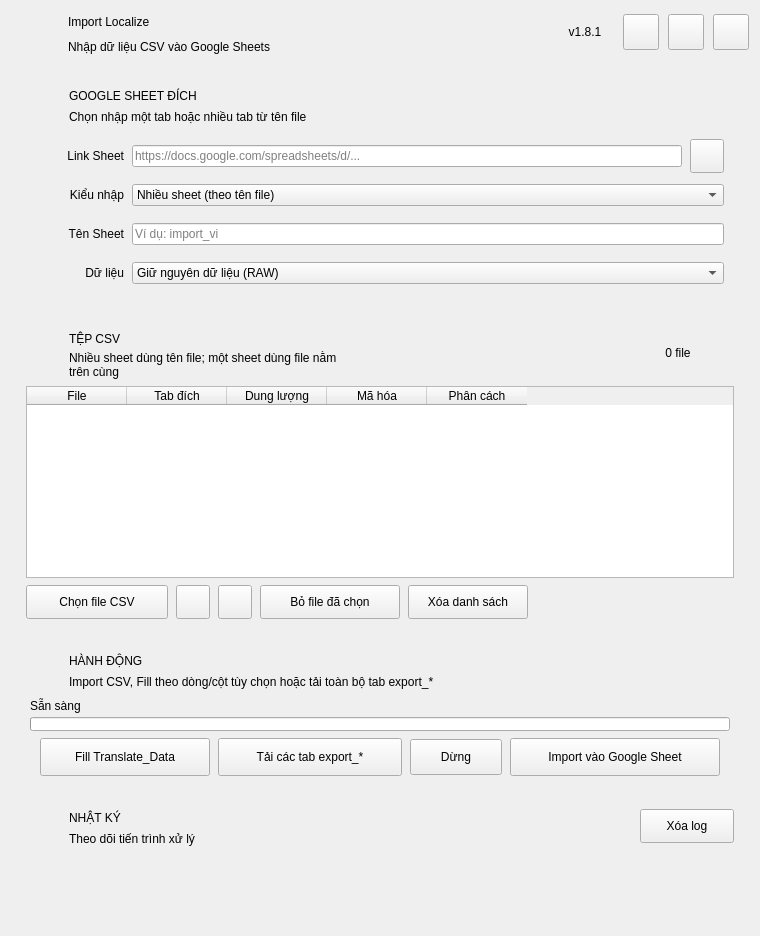
This is src/import_localize/ui/forms/main_window.ui in longnguy3n/Import-Localize as Qt 5 draws it before an edit. The edited form follows.
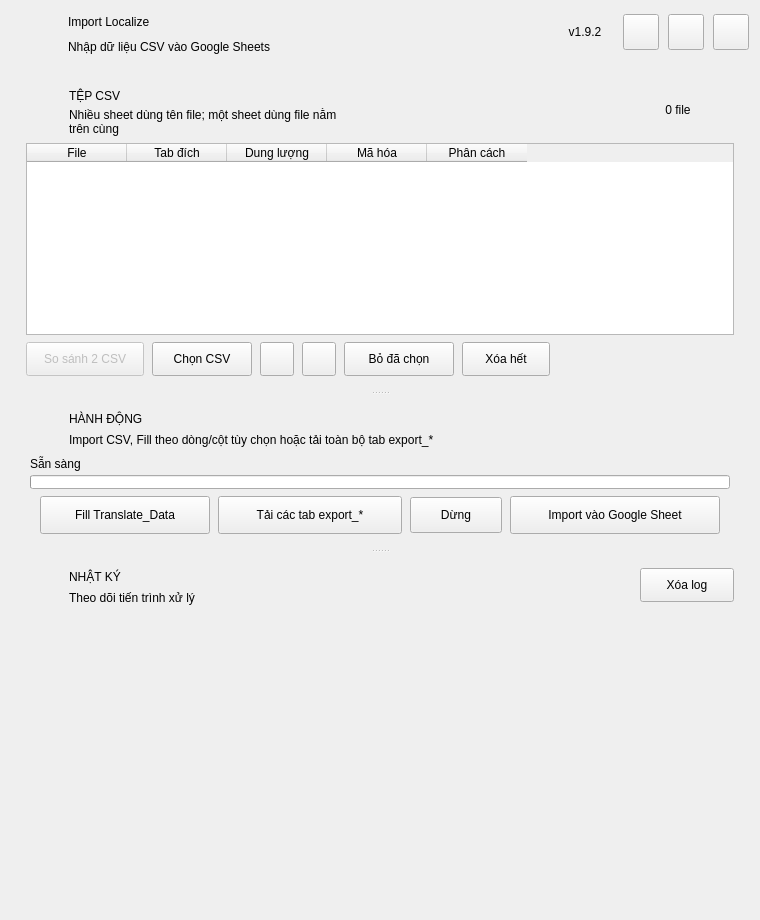
This is the edited form.

Commit message: add compare csv feature

The edit to the form file:
```diff
--- a/src/import_localize/ui/forms/main_window.ui
+++ b/src/import_localize/ui/forms/main_window.ui
@@ -175,7 +175,7 @@
          </size>
         </property>
         <property name="text">
-         <string>v1.8.1</string>
+         <string>v1.9.2</string>
         </property>
         <property name="alignment">
          <set>Qt::AlignmentFlag::AlignCenter</set>
@@ -270,52 +270,11 @@
        <number>12</number>
       </property>
       <item>
-       <widget class="QWidget" name="upperContent">
-        <property name="sizePolicy">
-         <sizepolicy hsizetype="Expanding" vsizetype="Fixed">
-          <horstretch>0</horstretch>
-          <verstretch>0</verstretch>
-         </sizepolicy>
-        </property>
-        <layout class="QVBoxLayout" name="upperLayout">
-         <property name="spacing">
-          <number>8</number>
-         </property>
-         <property name="leftMargin">
-          <number>0</number>
-         </property>
-         <property name="topMargin">
-          <number>0</number>
-         </property>
-         <property name="rightMargin">
-          <number>0</number>
-         </property>
-         <property name="bottomMargin">
-          <number>0</number>
-         </property>
-         <item>
-          <widget class="QWidget" name="topContainer">
-           <layout class="QGridLayout" name="topGrid">
-            <property name="horizontalSpacing">
-             <number>8</number>
-            </property>
-            <property name="verticalSpacing">
-             <number>8</number>
-            </property>
-            <property name="leftMargin">
-             <number>0</number>
-            </property>
-            <property name="topMargin">
-             <number>0</number>
-            </property>
-            <property name="rightMargin">
-             <number>0</number>
-            </property>
-            <property name="bottomMargin">
-             <number>0</number>
-            </property>
-            <item row="1" column="0" colspan="2">
-             <widget class="QFrame" name="filesCard">
+       <widget class="QSplitter" name="cardsSplitter">
+        <property name="orientation"><enum>Qt::Orientation::Vertical</enum></property>
+        <property name="childrenCollapsible"><bool>false</bool></property>
+        <property name="handleWidth"><number>9</number></property>
+<widget class="QFrame" name="filesCard">
               <property name="sizePolicy">
                <sizepolicy hsizetype="Expanding" vsizetype="Fixed">
                 <horstretch>0</horstretch>
@@ -499,16 +458,22 @@
                  <property name="spacing">
                   <number>8</number>
                  </property>
+                 <item><widget class="QPushButton" name="compareFilesButton">
+                  <property name="text"><string>So sánh 2 CSV</string></property>
+                  <property name="enabled"><bool>false</bool></property>
+                  <property name="minimumSize"><size><width>118</width><height>34</height></size></property>
+                  <property name="toolTip"><string>Chọn đúng 2 file bằng Ctrl/Shift. File ở trên là bản cũ, file ở dưới là bản mới; có thể đổi chiều.</string></property>
+                 </widget></item>
                  <item>
                   <widget class="QPushButton" name="addFilesButton">
                    <property name="minimumSize">
                     <size>
-                     <width>142</width>
+                     <width>100</width>
                      <height>34</height>
                     </size>
                    </property>
                    <property name="text">
-                    <string>Chọn file CSV</string>
+                    <string>Chọn CSV</string>
                    </property>
                   </widget>
                  </item>
@@ -560,12 +525,12 @@
                   <widget class="QPushButton" name="removeFilesButton">
                    <property name="minimumSize">
                     <size>
-                     <width>140</width>
+                     <width>110</width>
                      <height>34</height>
                     </size>
                    </property>
                    <property name="text">
-                    <string>Bỏ file đã chọn</string>
+                    <string>Bỏ đã chọn</string>
                    </property>
                   </widget>
                  </item>
@@ -573,12 +538,12 @@
                   <widget class="QPushButton" name="clearFilesButton">
                    <property name="minimumSize">
                     <size>
-                     <width>120</width>
+                     <width>88</width>
                      <height>34</height>
                     </size>
                    </property>
                    <property name="text">
-                    <string>Xóa danh sách</string>
+                    <string>Xóa hết</string>
                    </property>
                   </widget>
                  </item>
@@ -599,277 +564,7 @@
                </item>
               </layout>
              </widget>
-            </item>
-            <item row="0" column="0" colspan="2">
-             <widget class="QFrame" name="targetCard">
-              <property name="sizePolicy">
-               <sizepolicy hsizetype="Expanding" vsizetype="Fixed">
-                <horstretch>0</horstretch>
-                <verstretch>0</verstretch>
-               </sizepolicy>
-              </property>
-              <layout class="QVBoxLayout" name="targetCardLayout">
-               <property name="spacing">
-                <number>7</number>
-               </property>
-               <property name="leftMargin">
-                <number>14</number>
-               </property>
-               <property name="topMargin">
-                <number>10</number>
-               </property>
-               <property name="rightMargin">
-                <number>14</number>
-               </property>
-               <property name="bottomMargin">
-                <number>12</number>
-               </property>
-               <item>
-                <layout class="QHBoxLayout" name="targetHeaderLayout">
-                 <property name="spacing">
-                  <number>9</number>
-                 </property>
-                 <item>
-                  <widget class="QLabel" name="targetIconLabel">
-                   <property name="minimumSize">
-                    <size>
-                     <width>34</width>
-                     <height>34</height>
-                    </size>
-                   </property>
-                   <property name="maximumSize">
-                    <size>
-                     <width>34</width>
-                     <height>34</height>
-                    </size>
-                   </property>
-                   <property name="alignment">
-                    <set>Qt::AlignmentFlag::AlignCenter</set>
-                   </property>
-                  </widget>
-                 </item>
-                 <item>
-                  <layout class="QVBoxLayout" name="targetTitleLayout">
-                   <property name="spacing">
-                    <number>0</number>
-                   </property>
-                   <item>
-                    <widget class="QLabel" name="targetTitleLabel">
-                     <property name="minimumSize">
-                      <size>
-                       <width>0</width>
-                       <height>24</height>
-                      </size>
-                     </property>
-                     <property name="text">
-                      <string>GOOGLE SHEET ĐÍCH</string>
-                     </property>
-                    </widget>
-                   </item>
-                   <item>
-                    <widget class="QLabel" name="targetSubtitleLabel">
-                     <property name="minimumSize">
-                      <size>
-                       <width>0</width>
-                       <height>17</height>
-                      </size>
-                     </property>
-                     <property name="text">
-                      <string>Chọn nhập một tab hoặc nhiều tab từ tên file</string>
-                     </property>
-                     <property name="wordWrap">
-                      <bool>true</bool>
-                     </property>
-                    </widget>
-                   </item>
-                  </layout>
-                 </item>
-                </layout>
-               </item>
-               <item>
-                <widget class="QFrame" name="targetInnerPanel">
-                 <layout class="QGridLayout" name="targetGrid">
-                  <property name="horizontalSpacing">
-                   <number>8</number>
-                  </property>
-                  <property name="verticalSpacing">
-                   <number>5</number>
-                  </property>
-                  <property name="leftMargin">
-                   <number>10</number>
-                  </property>
-                  <property name="topMargin">
-                   <number>7</number>
-                  </property>
-                  <property name="rightMargin">
-                   <number>10</number>
-                  </property>
-                  <property name="bottomMargin">
-                   <number>7</number>
-                  </property>
-                  <item row="0" column="0">
-                   <widget class="QLabel" name="sheetUrlLabel">
-                    <property name="minimumSize">
-                     <size>
-                      <width>88</width>
-                      <height>34</height>
-                     </size>
-                    </property>
-                    <property name="maximumSize">
-                     <size>
-                      <width>88</width>
-                      <height>16777215</height>
-                     </size>
-                    </property>
-                    <property name="text">
-                     <string>Link Sheet</string>
-                    </property>
-                    <property name="alignment">
-                     <set>Qt::AlignmentFlag::AlignRight|Qt::AlignmentFlag::AlignVCenter</set>
-                    </property>
-                   </widget>
-                  </item>
-                  <item row="0" column="1">
-                   <widget class="QLineEdit" name="sheetUrlEdit">
-                    <property name="placeholderText">
-                     <string>https://docs.google.com/spreadsheets/d/...</string>
-                    </property>
-                   </widget>
-                  </item>
-                  <item row="0" column="2">
-                   <widget class="QPushButton" name="openSheetButton">
-                    <property name="minimumSize">
-                     <size>
-                      <width>34</width>
-                      <height>34</height>
-                     </size>
-                    </property>
-                    <property name="maximumSize">
-                     <size>
-                      <width>34</width>
-                      <height>34</height>
-                     </size>
-                    </property>
-                    <property name="text">
-                     <string />
-                    </property>
-                    <property name="toolTip">
-                     <string>Mở Google Sheet</string>
-                    </property>
-                   </widget>
-                  </item>
-                  <item row="1" column="0">
-                   <widget class="QLabel" name="targetModeLabel">
-                    <property name="minimumSize">
-                     <size>
-                      <width>88</width>
-                      <height>34</height>
-                     </size>
-                    </property>
-                    <property name="maximumSize">
-                     <size>
-                      <width>88</width>
-                      <height>16777215</height>
-                     </size>
-                    </property>
-                    <property name="text">
-                     <string>Kiểu nhập</string>
-                    </property>
-                    <property name="alignment">
-                     <set>Qt::AlignmentFlag::AlignRight|Qt::AlignmentFlag::AlignVCenter</set>
-                    </property>
-                   </widget>
-                  </item>
-                  <item row="1" column="1" colspan="2">
-                   <widget class="QComboBox" name="targetModeCombo">
-                    <item>
-                     <property name="text">
-                      <string>Nhiều sheet (theo tên file)</string>
-                     </property>
-                    </item>
-                    <item>
-                     <property name="text">
-                      <string>Một sheet (dùng file đầu tiên)</string>
-                     </property>
-                    </item>
-                   </widget>
-                  </item>
-                  <item row="2" column="0">
-                   <widget class="QLabel" name="singleSheetNameLabel">
-                    <property name="minimumSize">
-                     <size>
-                      <width>88</width>
-                      <height>34</height>
-                     </size>
-                    </property>
-                    <property name="maximumSize">
-                     <size>
-                      <width>88</width>
-                      <height>16777215</height>
-                     </size>
-                    </property>
-                    <property name="text">
-                     <string>Tên Sheet</string>
-                    </property>
-                    <property name="alignment">
-                     <set>Qt::AlignmentFlag::AlignRight|Qt::AlignmentFlag::AlignVCenter</set>
-                    </property>
-                   </widget>
-                  </item>
-                  <item row="2" column="1" colspan="2">
-                   <widget class="QLineEdit" name="singleSheetNameEdit">
-                    <property name="placeholderText">
-                     <string>Ví dụ: import_vi</string>
-                    </property>
-                   </widget>
-                  </item>
-                  <item row="3" column="0">
-                   <widget class="QLabel" name="valueInputLabel">
-                    <property name="minimumSize">
-                     <size>
-                      <width>88</width>
-                      <height>34</height>
-                     </size>
-                    </property>
-                    <property name="maximumSize">
-                     <size>
-                      <width>88</width>
-                      <height>16777215</height>
-                     </size>
-                    </property>
-                    <property name="text">
-                     <string>Dữ liệu</string>
-                    </property>
-                    <property name="alignment">
-                     <set>Qt::AlignmentFlag::AlignRight|Qt::AlignmentFlag::AlignVCenter</set>
-                    </property>
-                   </widget>
-                  </item>
-                  <item row="3" column="1" colspan="2">
-                   <widget class="QComboBox" name="valueInputCombo">
-                    <item>
-                     <property name="text">
-                      <string>Giữ nguyên dữ liệu (RAW)</string>
-                     </property>
-                    </item>
-                    <item>
-                     <property name="text">
-                      <string>Google tự nhận diện</string>
-                     </property>
-                    </item>
-                   </widget>
-                  </item>
-                 </layout>
-                </widget>
-               </item>
-              </layout>
-             </widget>
-            </item>
-           </layout>
-          </widget>
-         </item>
-         <item>
-          <widget class="QFrame" name="actionCard">
+<widget class="QFrame" name="actionCard">
            <property name="sizePolicy">
             <sizepolicy hsizetype="Expanding" vsizetype="Fixed">
              <horstretch>0</horstretch>
@@ -1130,12 +825,7 @@
             </item>
            </layout>
           </widget>
-         </item>
-        </layout>
-       </widget>
-      </item>
-      <item>
-       <widget class="QFrame" name="logCard">
+<widget class="QFrame" name="logCard">
         <property name="sizePolicy">
          <sizepolicy hsizetype="Expanding" vsizetype="Expanding">
           <horstretch>0</horstretch>
@@ -1289,6 +979,7 @@
           </widget>
          </item>
         </layout>
+       </widget>
        </widget>
       </item>
      </layout>
```
Left out of the diff: 9 changed lines with no effect on the pictures. The commit also changes 21 other files.
